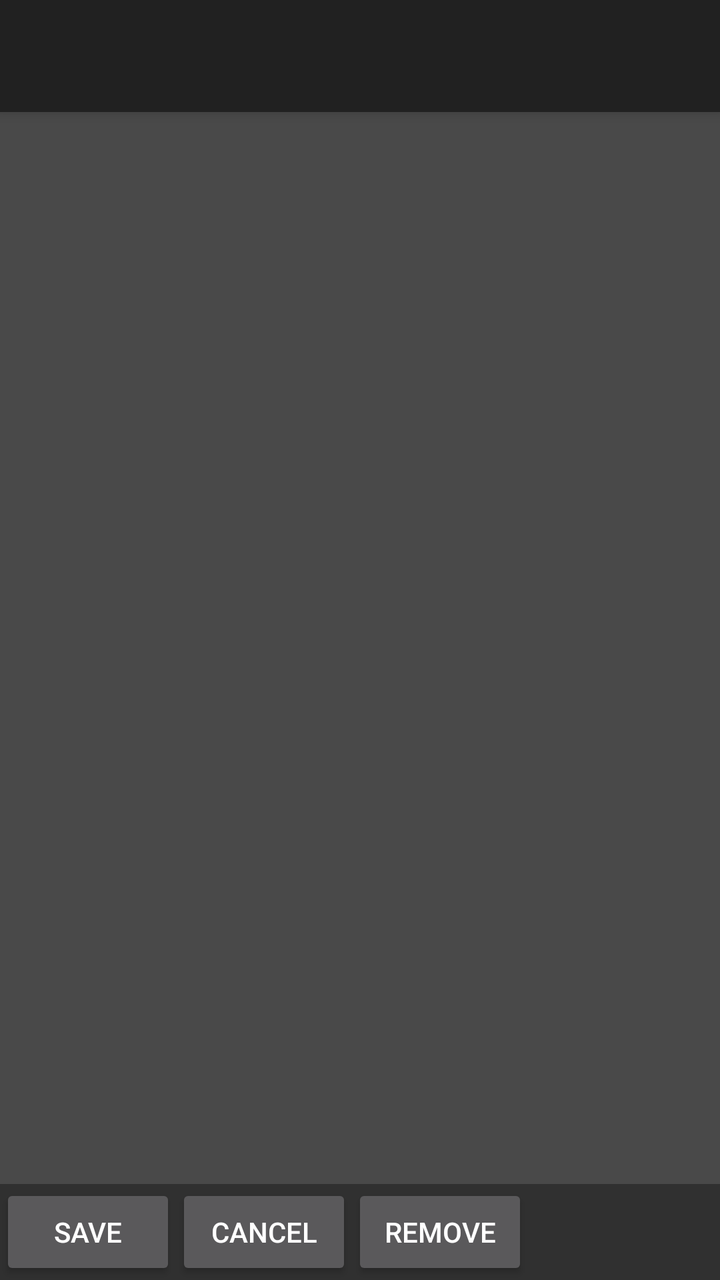
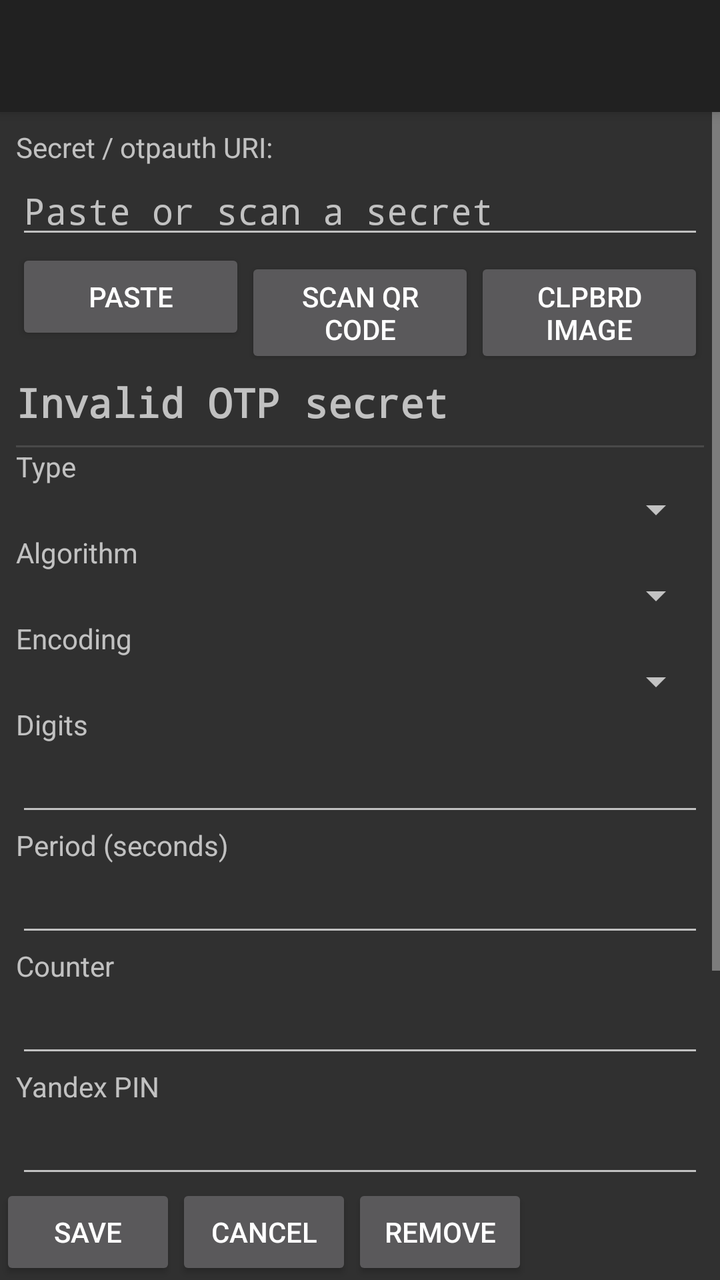

Two renders of the same Android screen: before a commit and after it. Below are the layout's source before the change and the commit's diff.
<!-- AndroidManifest.xml: activity theme NoTitleBar -->
<!-- res/layout/otp_setup.xml -->
<?xml version="1.0" encoding="utf-8"?>
<RelativeLayout xmlns:android="http://schemas.android.com/apk/res/android"
    xmlns:app="http://schemas.android.com/apk/res-auto"
    android:fitsSystemWindows="true"
    android:layout_width="match_parent"
    android:layout_height="match_parent">

    <androidx.appcompat.widget.Toolbar
        android:id="@+id/toolbar"
        android:layout_width="match_parent"
        android:layout_height="?attr/actionBarSize"
        android:background="?attr/colorPrimary"
        android:elevation="4dp"
        android:theme="@style/ThemeOverlay.AppCompat.ActionBar"
        app:popupTheme="@style/ThemeOverlay.AppCompat" />

    <Button
        android:id="@+id/otp_save"
        android:layout_width="wrap_content"
        android:layout_height="wrap_content"
        android:layout_alignParentBottom="true"
        android:text="@string/entry_save" />

    <Button
        android:id="@+id/otp_cancel"
        android:layout_width="wrap_content"
        android:layout_height="wrap_content"
        android:layout_alignParentBottom="true"
        android:layout_toEndOf="@id/otp_save"
        android:text="@string/entry_cancel" />

    <Button
        android:id="@+id/otp_remove"
        android:layout_width="wrap_content"
        android:layout_height="wrap_content"
        android:layout_alignParentBottom="true"
        android:layout_toEndOf="@id/otp_cancel"
        android:text="@string/otp_remove" />

    <View
        android:id="@+id/otp_divider"
        android:layout_width="match_parent"
        android:layout_height="wrap_content"
        android:layout_above="@id/otp_save"
        style="@style/Divider" />

    <ScrollView
        android:id="@+id/otp_scroll"
        android:layout_width="match_parent"
        android:layout_height="match_parent"
        android:layout_above="@id/otp_divider"
        android:layout_below="@id/toolbar"
        android:fillViewport="true">

        <LinearLayout
            android:layout_width="match_parent"
            android:layout_height="wrap_content"
            android:orientation="vertical"
            android:padding="8dp">

            <TextView
                android:layout_width="match_parent"
                android:layout_height="wrap_content"
                android:text="@string/otp_seed" />

            <EditText
                android:id="@+id/otp_seed"
                android:layout_width="match_parent"
                android:layout_height="wrap_content"
                android:hint="@string/otp_seed_hint"
                android:inputType="textMultiLine"
                android:typeface="monospace" />

            <LinearLayout
                android:layout_width="match_parent"
                android:layout_height="wrap_content"
                android:orientation="horizontal">

                <Button
                    android:id="@+id/otp_paste"
                    android:layout_width="0dp"
                    android:layout_height="wrap_content"
                    android:layout_weight="1"
                    android:text="@string/otp_paste" />

                <Button
                    android:id="@+id/otp_scan"
                    android:layout_width="0dp"
                    android:layout_height="wrap_content"
                    android:layout_weight="1"
                    android:text="@string/otp_scan" />

                <Button
                    android:id="@+id/otp_image"
                    android:layout_width="0dp"
                    android:layout_height="wrap_content"
                    android:layout_weight="1"
                    android:text="@string/otp_image" />
            </LinearLayout>

            <TextView
                android:id="@+id/otp_preview"
                android:layout_width="match_parent"
                android:layout_height="wrap_content"
                android:paddingTop="8dp"
                android:paddingBottom="8dp"
                android:text="@string/otp_invalid"
                android:textSize="20sp"
                android:textStyle="bold"
                android:typeface="monospace" />

            <View style="@style/Divider" />

            <TextView
                android:layout_width="match_parent"
                android:layout_height="wrap_content"
                android:text="@string/otp_type" />

            <Spinner
                android:id="@+id/otp_type"
                android:layout_width="match_parent"
                android:layout_height="wrap_content" />

            <TextView
                android:layout_width="match_parent"
                android:layout_height="wrap_content"
                android:text="@string/otp_hash" />

            <Spinner
                android:id="@+id/otp_hash"
                android:layout_width="match_parent"
                android:layout_height="wrap_content" />

            <TextView
                android:layout_width="match_parent"
                android:layout_height="wrap_content"
                android:text="@string/otp_encoding" />

            <Spinner
                android:id="@+id/otp_encoding"
                android:layout_width="match_parent"
                android:layout_height="wrap_content" />

            <TextView
                android:layout_width="match_parent"
                android:layout_height="wrap_content"
                android:text="@string/otp_digits" />

            <EditText
                android:id="@+id/otp_digits"
                android:layout_width="match_parent"
                android:layout_height="wrap_content"
                android:inputType="number" />

            <TextView
                android:layout_width="match_parent"
                android:layout_height="wrap_content"
                android:text="@string/otp_period" />

            <EditText
                android:id="@+id/otp_period"
                android:layout_width="match_parent"
                android:layout_height="wrap_content"
                android:inputType="number" />

            <TextView
                android:layout_width="match_parent"
                android:layout_height="wrap_content"
                android:text="@string/otp_counter" />

            <EditText
                android:id="@+id/otp_counter"
                android:layout_width="match_parent"
                android:layout_height="wrap_content"
                android:inputType="number" />

            <TextView
                android:layout_width="match_parent"
                android:layout_height="wrap_content"
                android:text="@string/otp_pin" />

            <EditText
                android:id="@+id/otp_pin"
                android:layout_width="match_parent"
                android:layout_height="wrap_content"
                android:inputType="number" />

            <TextView
                android:layout_width="match_parent"
                android:layout_height="wrap_content"
                android:text="@string/otp_issuer" />

            <EditText
                android:id="@+id/otp_issuer"
                android:layout_width="match_parent"
                android:layout_height="wrap_content"
                android:inputType="text" />

            <TextView
                android:layout_width="match_parent"
                android:layout_height="wrap_content"
                android:text="@string/otp_label" />

            <EditText
                android:id="@+id/otp_label"
                android:layout_width="match_parent"
                android:layout_height="wrap_content"
                android:inputType="text" />
        </LinearLayout>
    </ScrollView>
</RelativeLayout>
<!-- resources referenced by this layout -->
<resources>
  <string name="entry_cancel">Cancel</string>
  <string name="entry_save">Save</string>
  <string name="otp_counter">Counter</string>
  <string name="otp_digits">Digits</string>
  <string name="otp_encoding">Encoding</string>
  <string name="otp_hash">Algorithm</string>
  <string name="otp_image">Clipboard image</string>
  <string name="otp_invalid">Invalid OTP secret</string>
  <string name="otp_issuer">Issuer</string>
  <string name="otp_label">Label</string>
  <string name="otp_paste">Paste</string>
  <string name="otp_period">Period (seconds)</string>
  <string name="otp_pin">Yandex PIN</string>
  <string name="otp_remove">Remove</string>
  <string name="otp_scan">Scan QR code</string>
  <string name="otp_seed">Secret / otpauth URI:</string>
  <string name="otp_seed_hint">Paste or scan a secret</string>
  <string name="otp_type">Type</string>
  <style name="Divider" parent="DividerEntry">
  		<item name="android:background">?android:attr/listDivider</item>
  	</style>
  <style name="NoTitleBar" parent="Theme.AppCompat.NoActionBar">
  	</style>
  <style name="DividerEntry">
  	    <item name="android:layout_width">match_parent</item>
  	    <item name="android:layout_height">1dp</item>
      </style>
</resources>

<!-- the commit's change to res/layout/otp_setup.xml (unified diff, before → after) -->
@@ -1,9 +1,10 @@
 <?xml version="1.0" encoding="utf-8"?>
-<RelativeLayout xmlns:android="http://schemas.android.com/apk/res/android"
+<LinearLayout xmlns:android="http://schemas.android.com/apk/res/android"
     xmlns:app="http://schemas.android.com/apk/res-auto"
     android:fitsSystemWindows="true"
     android:layout_width="match_parent"
-    android:layout_height="match_parent">
+    android:layout_height="match_parent"
+    android:orientation="vertical">
 
     <androidx.appcompat.widget.Toolbar
         android:id="@+id/toolbar"
@@ -14,42 +15,11 @@
         android:theme="@style/ThemeOverlay.AppCompat.ActionBar"
         app:popupTheme="@style/ThemeOverlay.AppCompat" />
 
-    <Button
-        android:id="@+id/otp_save"
-        android:layout_width="wrap_content"
-        android:layout_height="wrap_content"
-        android:layout_alignParentBottom="true"
-        android:text="@string/entry_save" />
-
-    <Button
-        android:id="@+id/otp_cancel"
-        android:layout_width="wrap_content"
-        android:layout_height="wrap_content"
-        android:layout_alignParentBottom="true"
-        android:layout_toEndOf="@id/otp_save"
-        android:text="@string/entry_cancel" />
-
-    <Button
-        android:id="@+id/otp_remove"
-        android:layout_width="wrap_content"
-        android:layout_height="wrap_content"
-        android:layout_alignParentBottom="true"
-        android:layout_toEndOf="@id/otp_cancel"
-        android:text="@string/otp_remove" />
-
-    <View
-        android:id="@+id/otp_divider"
-        android:layout_width="match_parent"
-        android:layout_height="wrap_content"
-        android:layout_above="@id/otp_save"
-        style="@style/Divider" />
-
     <ScrollView
         android:id="@+id/otp_scroll"
         android:layout_width="match_parent"
-        android:layout_height="match_parent"
-        android:layout_above="@id/otp_divider"
-        android:layout_below="@id/toolbar"
+        android:layout_height="0dp"
+        android:layout_weight="1"
         android:fillViewport="true">
 
         <LinearLayout
@@ -208,4 +178,30 @@
                 android:inputType="text" />
         </LinearLayout>
     </ScrollView>
-</RelativeLayout>
+
+    <View style="@style/DividerEntry" />
+
+    <LinearLayout
+        android:layout_width="match_parent"
+        android:layout_height="wrap_content"
+        android:orientation="horizontal">
+
+        <Button
+            android:id="@+id/otp_save"
+            android:layout_width="wrap_content"
+            android:layout_height="wrap_content"
+            android:text="@string/entry_save" />
+
+        <Button
+            android:id="@+id/otp_cancel"
+            android:layout_width="wrap_content"
+            android:layout_height="wrap_content"
+            android:text="@string/entry_cancel" />
+
+        <Button
+            android:id="@+id/otp_remove"
+            android:layout_width="wrap_content"
+            android:layout_height="wrap_content"
+            android:text="@string/otp_remove" />
+    </LinearLayout>
+</LinearLayout>
<!-- resource entries referenced after the edit -->
@@ -6,7 +6,7 @@
   <string name="otp_digits">Digits</string>
   <string name="otp_encoding">Encoding</string>
   <string name="otp_hash">Algorithm</string>
-  <string name="otp_image">Clipboard image</string>
+  <string name="otp_image">Clpbrd image</string>
   <string name="otp_invalid">Invalid OTP secret</string>
   <string name="otp_issuer">Issuer</string>
   <string name="otp_label">Label</string>
@@ -21,11 +21,11 @@
   <style name="Divider" parent="DividerEntry">
   		<item name="android:background">?android:attr/listDivider</item>
   	</style>
-  <style name="NoTitleBar" parent="Theme.AppCompat.NoActionBar">
-  	</style>
   <style name="DividerEntry">
   	    <item name="android:layout_width">match_parent</item>
   	    <item name="android:layout_height">1dp</item>
       </style>
+  <style name="NoTitleBar" parent="Theme.AppCompat.NoActionBar">
+  	</style>
 </resources>
 
